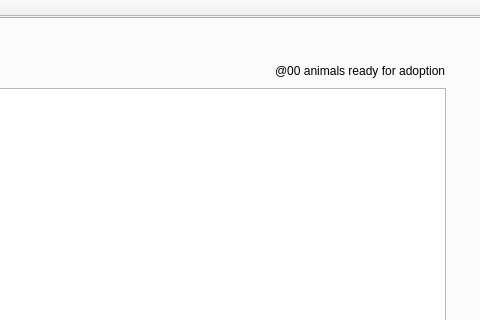
Before: the Qt Designer form cuac/homeview.ui in ducongo/comp3004winter2019, drawn with Qt 5; both pictures show x 510 to 990 and y 0 to 320 of the 990 by 585 pixel window.
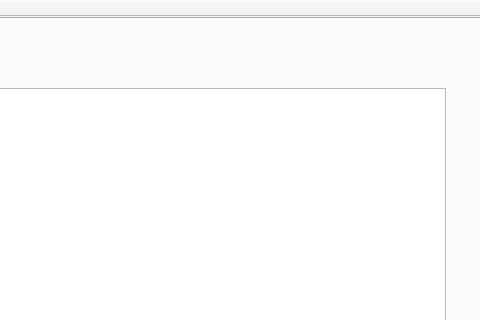
After: the same form once the commit is applied. The open tabs and pages were chosen to show the change.

What changed in the file:
```diff
--- a/cuac/homeview.ui
+++ b/cuac/homeview.ui
@@ -75,7 +75,7 @@
          <item>
           <widget class="QLabel" name="total">
            <property name="text">
-            <string>@00 animals ready for adoption</string>
+            <string/>
            </property>
           </widget>
          </item>
```
Left out of the diff: 16 changed lines with no effect on the pictures.
